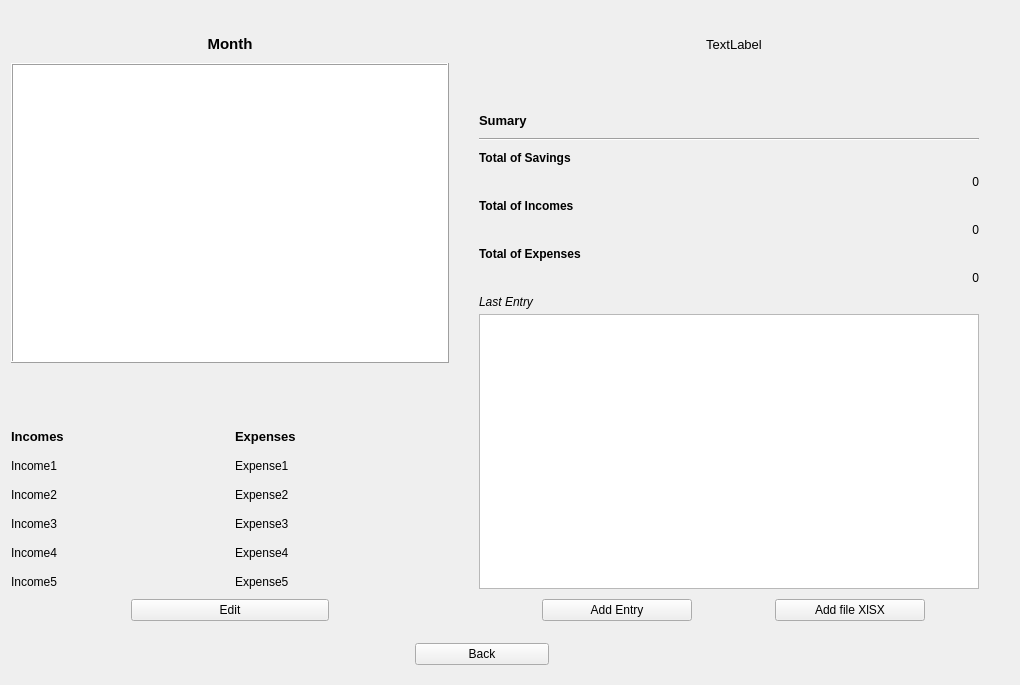
The window that ui/dashboardwidget.ui (NFBaeza/Budget-Monitor) describes before a commit, drawn with Qt 5.
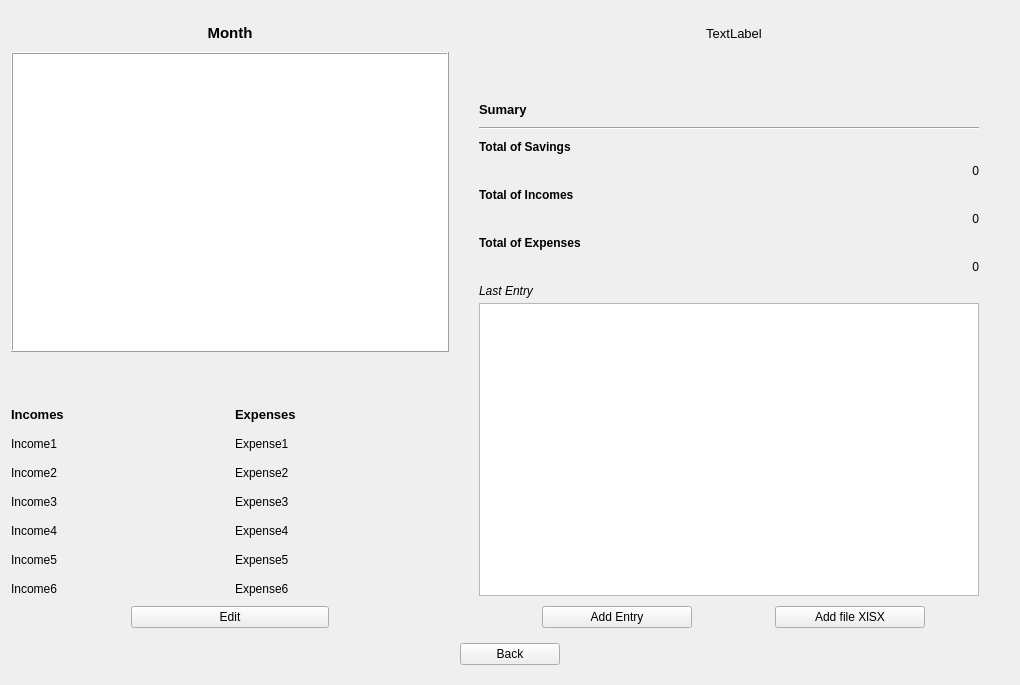
The same window after the commit. Custom widgets are drawn as their Qt base class.

Commit message: chore: update module, add new bank, resize views, sorted expenses view

The edit to the form file:
```diff
--- a/ui/dashboardwidget.ui
+++ b/ui/dashboardwidget.ui
@@ -27,7 +27,7 @@
   <property name="windowTitle">
    <string>Month View</string>
   </property>
-  <layout class="QGridLayout" name="gridLayout" rowstretch="0,0,0,0,0,0,0,0,0" columnstretch="0,0,0,0">
+  <layout class="QGridLayout" name="gridLayout" rowstretch="0,0,0,0,0,0,0,0,0" columnstretch="5,5,1,10">
    <property name="sizeConstraint">
     <enum>QLayout::SizeConstraint::SetDefaultConstraint</enum>
    </property>
@@ -258,6 +258,23 @@
        </property>
       </widget>
      </item>
+     <item row="6" column="0">
+      <widget class="QLabel" name="Income6">
+       <property name="text">
+        <string>Income6</string>
+       </property>
+      </widget>
+     </item>
+     <item row="6" column="1">
+      <widget class="QLabel" name="Income6Amount">
+       <property name="text">
+        <string/>
+       </property>
+       <property name="alignment">
+        <set>Qt::AlignmentFlag::AlignRight|Qt::AlignmentFlag::AlignTrailing|Qt::AlignmentFlag::AlignVCenter</set>
+       </property>
+      </widget>
+     </item>
     </layout>
    </item>
    <item row="6" column="1">
@@ -423,6 +440,23 @@
        </property>
       </widget>
      </item>
+     <item row="6" column="0">
+      <widget class="QLabel" name="Expense6">
+       <property name="text">
+        <string>Expense6</string>
+       </property>
+      </widget>
+     </item>
+     <item row="6" column="1">
+      <widget class="QLabel" name="Expense6Amount">
+       <property name="text">
+        <string/>
+       </property>
+       <property name="alignment">
+        <set>Qt::AlignmentFlag::AlignRight|Qt::AlignmentFlag::AlignTrailing|Qt::AlignmentFlag::AlignVCenter</set>
+       </property>
+      </widget>
+     </item>
     </layout>
    </item>
    <item row="4" column="0" colspan="2">
@@ -660,32 +694,6 @@
      </property>
     </spacer>
    </item>
-   <item row="8" column="1" colspan="2">
-    <layout class="QVBoxLayout" name="verticalLayout_2" stretch="0">
-     <property name="leftMargin">
-      <number>180</number>
-     </property>
-     <property name="topMargin">
-      <number>12</number>
-     </property>
-     <property name="rightMargin">
-      <number>180</number>
-     </property>
-     <item>
-      <widget class="QPushButton" name="BackButton">
-       <property name="sizePolicy">
-        <sizepolicy hsizetype="Preferred" vsizetype="Preferred">
-         <horstretch>0</horstretch>
-         <verstretch>0</verstretch>
-        </sizepolicy>
-       </property>
-       <property name="text">
-        <string>Back</string>
-       </property>
-      </widget>
-     </item>
-    </layout>
-   </item>
    <item row="2" column="0">
     <spacer name="verticalSpacer_3">
      <property name="orientation">
@@ -731,6 +739,38 @@
      </item>
     </layout>
    </item>
+   <item row="8" column="0" colspan="4">
+    <layout class="QHBoxLayout" name="horizontalLayout" stretch="0">
+     <property name="leftMargin">
+      <number>0</number>
+     </property>
+     <property name="topMargin">
+      <number>5</number>
+     </property>
+     <property name="rightMargin">
+      <number>0</number>
+     </property>
+     <item>
+      <widget class="QPushButton" name="BackButton">
+       <property name="sizePolicy">
+        <sizepolicy hsizetype="Fixed" vsizetype="Preferred">
+         <horstretch>0</horstretch>
+         <verstretch>0</verstretch>
+        </sizepolicy>
+       </property>
+       <property name="minimumSize">
+        <size>
+         <width>100</width>
+         <height>0</height>
+        </size>
+       </property>
+       <property name="text">
+        <string>Back</string>
+       </property>
+      </widget>
+     </item>
+    </layout>
+   </item>
   </layout>
  </widget>
  <customwidgets>
```
The commit also changes 3 other files.
